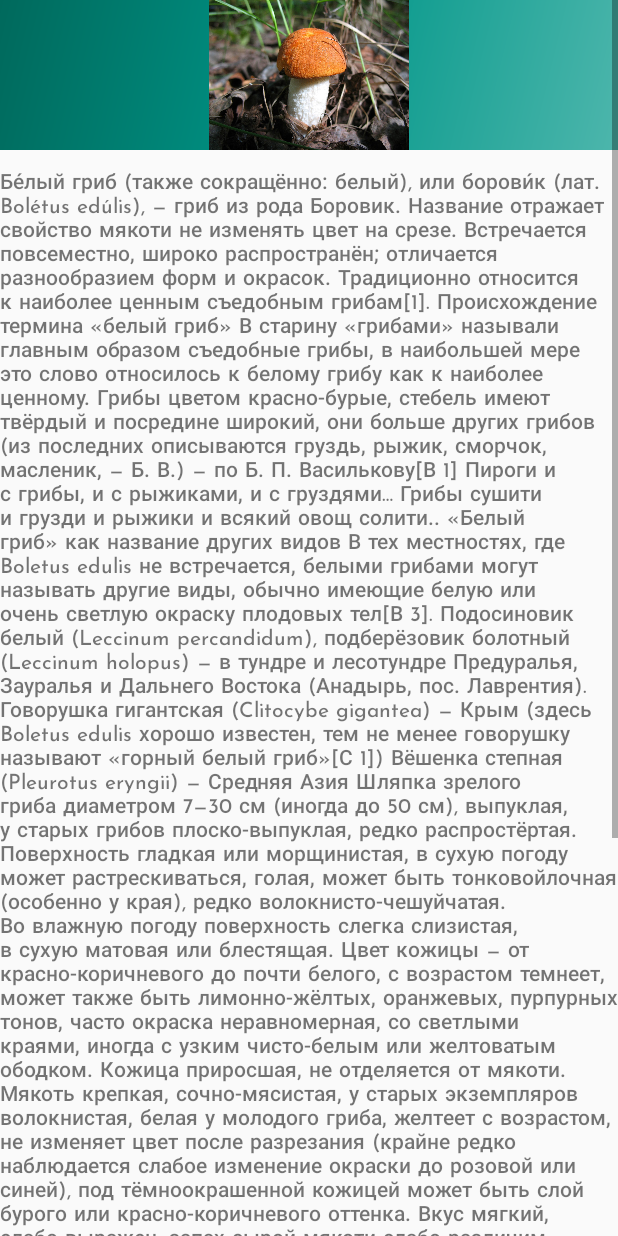
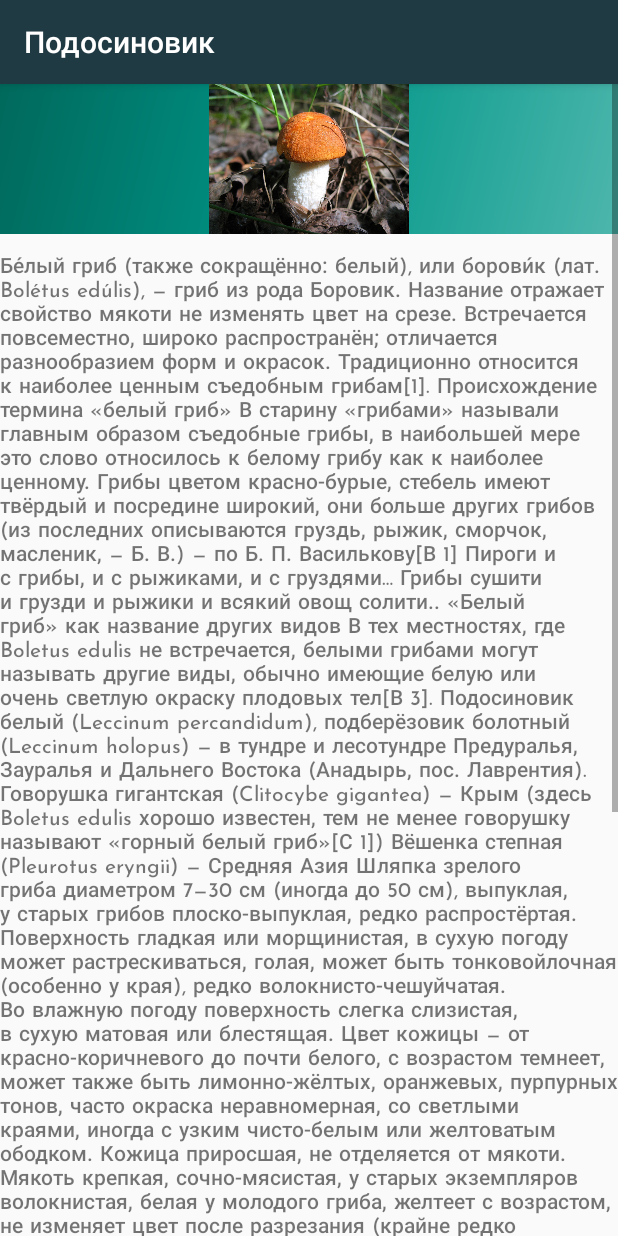
Before and after one commit to MikhailEA/HandbookForTheMushroomPicker, an Android app: the MainActivity screen opened directly, with no data from a screen before it, after a tap on "Подосиновик", on a phone screen of 412 x 824 dp. Run offline under Robolectric (Android 15) with nearby library versions, the phone set to English and light mode, and no system bars.

Commit message:
Рефакторинг кода

```diff
--- a/app/src/main/java/com/android/handbookforthemushroompicker/TextContentActivity.java
+++ b/app/src/main/java/com/android/handbookforthemushroompicker/TextContentActivity.java
@@ -24,9 +24,9 @@ public class TextContentActivity extends AppCompatActivity {
             R.string.mushrooms9, R.string.mushrooms10, R.string.mushrooms11};
     private int [] edible_mushrooms_array ={R.string.edible_mushrooms1, R.string.edible_mushrooms2,
             R.string.edible_mushrooms3, R.string.edible_mushrooms4, R.string.edible_mushrooms5,
-            R.string.edible_mushrooms, R.string.edible_mushrooms7, R.string.edible_mushrooms8,};
+            R.string.edible_mushrooms, R.string.edible_mushrooms7, R.string.edible_mushrooms8};
     private int [] image_mushrooms_array ={R.drawable.white_mushroom, R.drawable.boletus, R.drawable.lump, R.drawable.boletus};
-    private String [] title_mushrooms_array ={"Белый гриб","Подосиновик","Лисичка","Подберезовик","Опенок","Масленок","Зонтик",};
+    private String [] title_mushrooms_array ={"Белый гриб","Подосиновик","Лисичка","Подберезовик","Опенок","Груздь","Масленок","Свинушка","Чернушка","Зонтик","Шампиньон"};
 
     @Override
     protected void onPostCreate(@Nullable Bundle savedInstanceState) {
--- a/app/src/main/res/values-night/themes.xml
+++ b/app/src/main/res/values-night/themes.xml
@@ -1,6 +1,6 @@
 <resources xmlns:tools="http://schemas.android.com/tools">
     <!-- Base application theme. -->
-    <style name="Theme.HandbookForTheMushroomPicker" parent="Theme.AppCompat.Light.NoActionBar">
+    <style name="Theme.HandbookForTheMushroomPicker" parent="Theme.AppCompat.Light.DarkActionBar">
         <!-- Primary brand color. -->
         <item name="colorPrimary">@color/purple_200</item>
         <item name="colorPrimaryVariant">@color/purple_700</item>
@@ -10,6 +10,7 @@
         <item name="colorSecondaryVariant">@color/teal_200</item>
         <item name="colorOnSecondary">@color/black</item>
         <!-- Status bar color. -->
+        <item name="android:statusBarColor" tools:targetApi="l">?attr/colorPrimaryVariant</item>
         <item name="android:windowFullscreen">true</item>
         <!-- Customize your theme here. -->
     </style>
--- a/app/src/main/res/values/themes.xml
+++ b/app/src/main/res/values/themes.xml
@@ -1,15 +1,16 @@
 <resources xmlns:tools="http://schemas.android.com/tools">
     <!-- Base application theme. -->
-    <style name="Theme.HandbookForTheMushroomPicker" parent="Theme.AppCompat.Light.NoActionBar">
+    <style name="Theme.HandbookForTheMushroomPicker" parent="Theme.AppCompat.Light.DarkActionBar">
         <!-- Primary brand color. -->
-        <item name="colorPrimary">#9C27B0</item>
-        <item name="colorPrimaryVariant">#E91E63</item>
+        <item name="colorPrimary">@color/teal_200</item>
+        <item name="colorPrimaryVariant">@color/teal_700</item>
         <item name="colorOnPrimary">@color/white</item>
         <!-- Secondary brand color. -->
         <item name="colorSecondary">@color/teal_200</item>
         <item name="colorSecondaryVariant">@color/teal_700</item>
         <item name="colorOnSecondary">@color/black</item>
         <!-- Status bar color. -->
+        <item name="android:statusBarColor" tools:targetApi="l">?attr/colorPrimaryVariant</item>
         <item name="android:windowFullscreen">true</item>
 
         <!-- Customize your theme here. -->
```
Also changed, not shown: app/src/main/java/com/android/handbookforthemushroompicker/MainActivity.java (+11 -7 lines).
